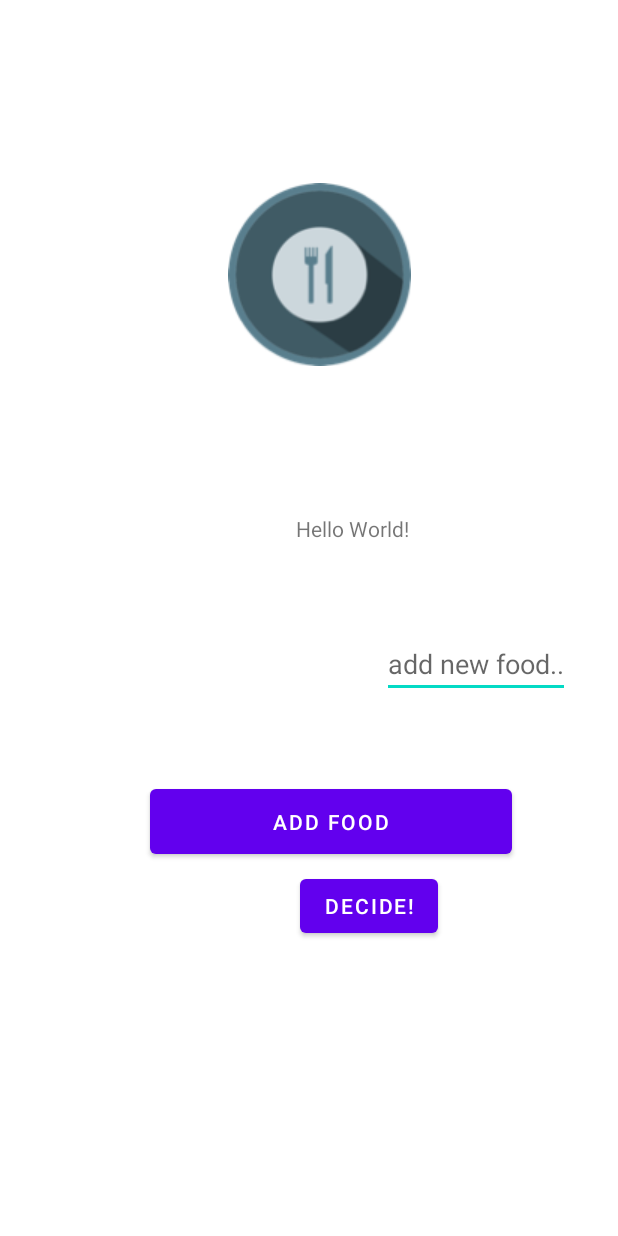
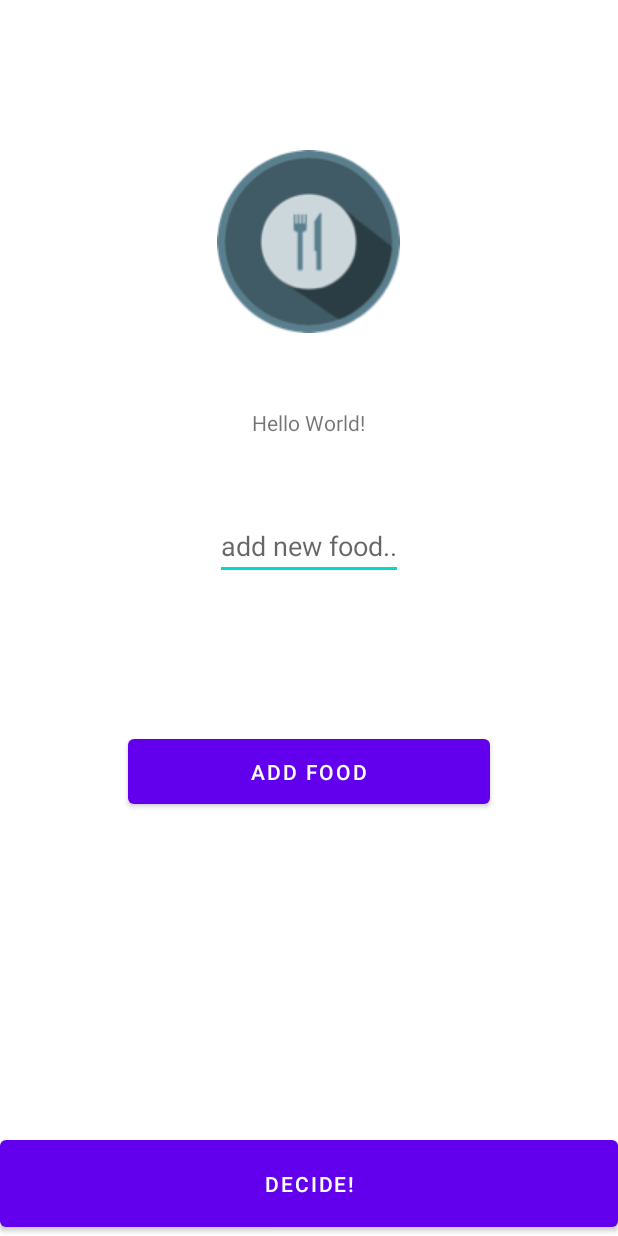
Before and after one commit to bayarbayasgalanj/MobileDeviceProgramming, an Android app: the layout activity_main.xml on its own in the app's theme, with its tools: preview values and no code run, on a phone screen of 412 x 824 dp. Run offline under Robolectric (Android 15) with nearby library versions, the phone set to English and light mode, and no system bars.

Commit message:
done lab2

```diff
--- a/lab2/app/build.gradle
+++ b/lab2/app/build.gradle
@@ -16,6 +16,8 @@ android {
 
         testInstrumentationRunner "androidx.test.runner.AndroidJUnitRunner"
     }
+
+    buildFeatures { viewBinding=true }
 
     buildTypes {
         release {
--- a/lab2/app/src/main/java/com/miu/lab2/MainActivity.kt
+++ b/lab2/app/src/main/java/com/miu/lab2/MainActivity.kt
@@ -4,10 +4,11 @@ import androidx.appcompat.app.AppCompatActivity
 import android.os.Bundle
 import android.util.Log
 import android.widget.Toast
-import com.miu.lab2.ActivityLab2Binding
+import com.miu.lab2.databinding.ActivityMainBinding
+
 
 class MainActivity : AppCompatActivity() {
-    private lateinit var binding: ActivityLab2Binding
+    private lateinit var binding: ActivityMainBinding
 
     var arr = arrayOf(
         "Hamburger", "Pizza",
@@ -16,7 +17,7 @@ class MainActivity : AppCompatActivity() {
     override fun onCreate(savedInstanceState: Bundle?) {
         super.onCreate(savedInstanceState)
 //        setContentView(R.layout.activity_main)
-        binding = ActivityLab2Binding.inflate(layoutInflater)
+        binding = ActivityMainBinding.inflate(layoutInflater)
         setContentView(binding.root)
         binding.buttonDecide.setOnClickListener{
 //            Log.v("VerboseTag", "======-------+++++++++")
@@ -39,6 +40,6 @@ class MainActivity : AppCompatActivity() {
     }
     fun showMsg(msg: String) {
         Toast.makeText(this, msg, Toast.LENGTH_SHORT).show()
-        binding.textViewResultValue.text = msg
+        binding.textView.text = msg
     }
 }
--- a/lab2/app/src/main/res/layout/activity_main.xml
+++ b/lab2/app/src/main/res/layout/activity_main.xml
@@ -1,66 +1,65 @@
 <?xml version="1.0" encoding="utf-8"?>
-<androidx.constraintlayout.widget.ConstraintLayout xmlns:android="http://schemas.android.com/apk/res/android"
+<RelativeLayout xmlns:android="http://schemas.android.com/apk/res/android"
     xmlns:app="http://schemas.android.com/apk/res-auto"
     xmlns:tools="http://schemas.android.com/tools"
     android:layout_width="match_parent"
     android:layout_height="match_parent"
-    tools:context=".MainActivity">
+
+    >
+
+
+    <ImageView
+        android:id="@+id/imageView"
+        android:layout_width="wrap_content"
+        android:layout_height="wrap_content"
+        app:srcCompat="@drawable/dd_logo"
+        android:layout_alignParentTop="true"
+        android:layout_centerHorizontal="true"
+        android:layout_marginTop="100dp"
+        />
 
     <TextView
         android:id="@+id/textView"
         android:layout_width="wrap_content"
         android:layout_height="wrap_content"
         android:text="Hello World!"
-        app:layout_constraintBottom_toBottomOf="parent"
-        app:layout_constraintEnd_toEndOf="parent"
-        app:layout_constraintHorizontal_bias="0.586"
-        app:layout_constraintStart_toStartOf="parent"
-        app:layout_constraintTop_toTopOf="parent"
-        app:layout_constraintVertical_bias="0.426" />
+        android:layout_below="@+id/imageView"
+        android:layout_centerHorizontal="true"
+        android:layout_marginTop="50dp"
+         />
 
-    <ImageView
-        android:id="@+id/imageView"
+
+    <EditText
+        android:id="@+id/textInput"
         android:layout_width="wrap_content"
         android:layout_height="wrap_content"
-        android:layout_marginStart="152dp"
-        android:layout_marginTop="122dp"
-        app:layout_constraintStart_toStartOf="parent"
-        app:layout_constraintTop_toTopOf="parent"
-        app:srcCompat="@drawable/dd_logo"
-        tools:ignore="MissingConstraints" />
+        android:hint="add new food.."
+        android:inputType="text"
+        android:layout_centerHorizontal="true"
+        android:layout_below="@+id/textView"
+        android:layout_marginTop="50dp"
+        />
 
-    <Button
-        android:id="@+id/buttonDecide"
-        android:layout_width="wrap_content"
-        android:layout_height="wrap_content"
-        android:layout_marginStart="200dp"
-        android:layout_marginTop="580dp"
-        android:text="DECIDE!"
-        app:layout_constraintStart_toStartOf="parent"
-        app:layout_constraintTop_toTopOf="parent"
-        tools:ignore="MissingConstraints" />
 
     <Button
         android:id="@+id/buttonAddFood"
         android:layout_width="241dp"
         android:layout_height="55dp"
-        android:layout_marginStart="100dp"
-        android:layout_marginTop="520dp"
+        android:layout_marginTop="100dp"
         android:text="ADD FOOD"
-        app:layout_constraintStart_toStartOf="parent"
-        app:layout_constraintTop_toTopOf="parent"
-        tools:ignore="MissingConstraints" />
+        android:layout_centerHorizontal="true"
+        android:layout_below="@+id/textInput" />
 
-    <EditText
-        android:id="@+id/textInput"
-        android:layout_width="wrap_content"
-        android:layout_height="wrap_content"
-        android:layout_marginTop="420dp"
-        android:layout_marginEnd="32dp"
-        android:hint="add new food.."
-        android:inputType="text"
-        app:layout_constraintEnd_toEndOf="parent"
-        app:layout_constraintTop_toTopOf="parent"
-        tools:ignore="MissingConstraints" />
 
-</androidx.constraintlayout.widget.ConstraintLayout>
+
+    <Button
+        android:id="@+id/buttonDecide"
+        android:layout_width="match_parent"
+        android:layout_height="70dp"
+        android:text="DECIDE!"
+        android:layout_centerHorizontal="true"
+        android:layout_alignParentBottom="true"/>
+
+
+
+</RelativeLayout>
```
